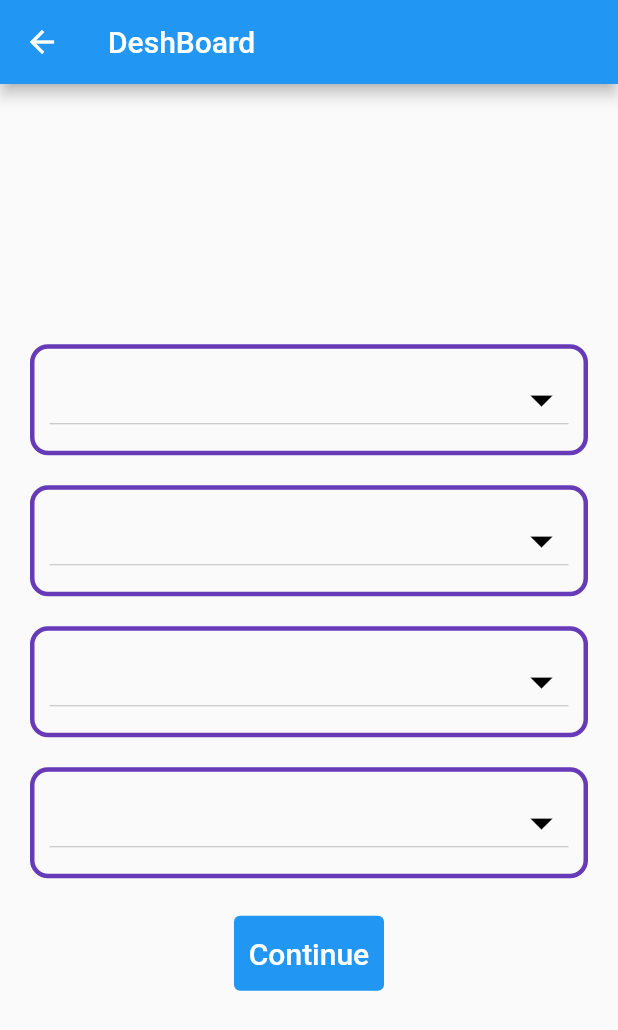
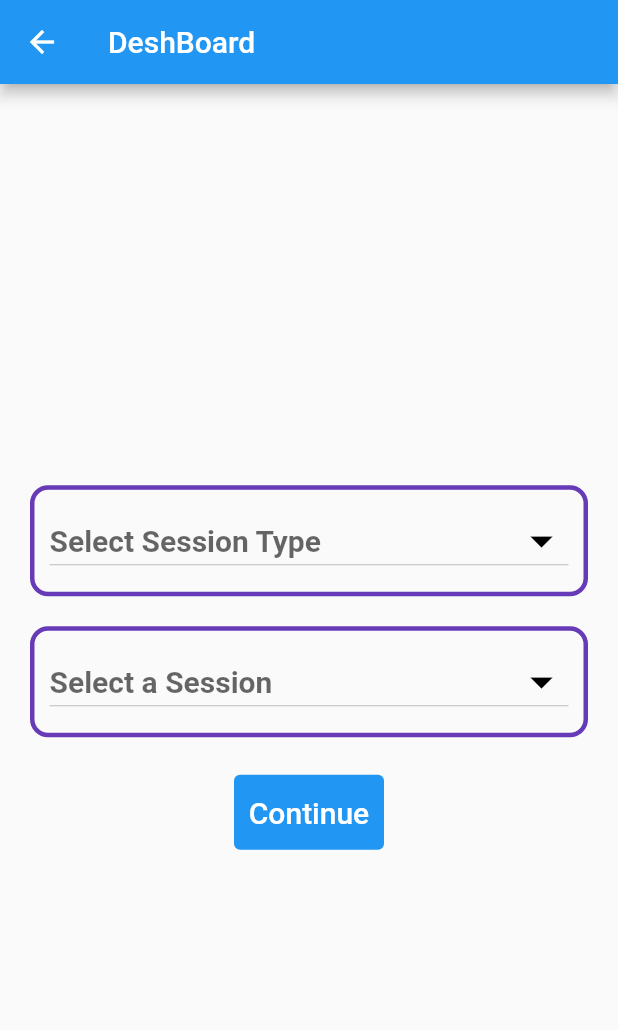
Before and after one commit to thohid44/Primier_attend_system, a Flutter app: the Deshboard screen opened directly, on a phone screen of 412 x 824 dp. Shown: the top 1030 px of the screen. Run offline on Flutter 3.47's test engine with Material 2 defaults, Android fonts, the phone set to English and light mode, and no system bars; missing offline and left inert: dart:html.

Commit message:
select session Dropdown menu

```diff
--- a/lib/deshboard/deshboard.dart
+++ b/lib/deshboard/deshboard.dart
@@ -1,3 +1,5 @@
+import 'dart:html';
+
 import 'package:flutter/cupertino.dart';
 import 'package:flutter/material.dart';
 
@@ -13,6 +15,7 @@ class Deshboard extends StatefulWidget {
 class _DeshboardState extends State<Deshboard> {
   final items = ['Item 1', 'Item 2', 'Item 3', 'Item 4', 'Item 5'];
   String? value;
+  String? value1;
 
   final TextEditingController _session_type = TextEditingController();
 
@@ -36,6 +39,11 @@ class _DeshboardState extends State<Deshboard> {
                 ),
                 child: DropdownButton<String>(
                   value: value,
+                  hint: const Text("Select Session Type"),
+                  style: const TextStyle(
+                      fontSize: 20,
+                      color: Colors.blue,
+                      fontWeight: FontWeight.bold),
                   iconSize: 36,
                   icon: const Icon(
                     Icons.arrow_drop_down,
@@ -56,7 +64,12 @@ class _DeshboardState extends State<Deshboard> {
                   borderRadius: BorderRadius.circular(12),
                 ),
                 child: DropdownButton<String>(
-                  value: value,
+                  value: value1,
+                  hint: const Text("Select a Session "),
+                  style: const TextStyle(
+                      fontSize: 20,
+                      color: Colors.blue,
+                      fontWeight: FontWeight.bold),
                   iconSize: 36,
                   icon: const Icon(
                     Icons.arrow_drop_down,
@@ -64,50 +77,8 @@ class _DeshboardState extends State<Deshboard> {
                   ),
                   isExpanded: true,
                   items: items.map(buildMenuItem).toList(),
-                  onChanged: (value) => setState(() {
-                    this.value = value;
-                  }),
-                ),
-              ),
-              Container(
-                margin: EdgeInsets.all(10),
-                padding: EdgeInsets.symmetric(horizontal: 10, vertical: 10),
-                decoration: BoxDecoration(
-                  border: Border.all(width: 3, color: Colors.deepPurple),
-                  borderRadius: BorderRadius.circular(12),
-                ),
-                child: DropdownButton<String>(
-                  value: value,
-                  iconSize: 36,
-                  icon: const Icon(
-                    Icons.arrow_drop_down,
-                    color: Colors.black,
-                  ),
-                  isExpanded: true,
-                  items: items.map(buildMenuItem).toList(),
-                  onChanged: (value) => setState(() {
-                    this.value = value;
-                  }),
-                ),
-              ),
-              Container(
-                margin: EdgeInsets.all(10),
-                padding: EdgeInsets.symmetric(horizontal: 10, vertical: 10),
-                decoration: BoxDecoration(
-                  border: Border.all(width: 3, color: Colors.deepPurple),
-                  borderRadius: BorderRadius.circular(12),
-                ),
-                child: DropdownButton<String>(
-                  value: value,
-                  iconSize: 36,
-                  icon: const Icon(
-                    Icons.arrow_drop_down,
-                    color: Colors.black,
-                  ),
-                  isExpanded: true,
-                  items: items.map(buildMenuItem).toList(),
-                  onChanged: (value) => setState(() {
-                    this.value = value;
+                  onChanged: (value1) => setState(() {
+                    this.value1 = value1;
                   }),
                 ),
               ),
@@ -146,4 +117,10 @@ class _DeshboardState extends State<Deshboard> {
         child: Text(item,
             style: const TextStyle(fontWeight: FontWeight.bold, fontSize: 20)),
       );
+
+  DropdownMenuItem<String> buildMenuItem1(String item) => DropdownMenuItem(
+        value: item,
+        child: Text(item,
+            style: const TextStyle(fontWeight: FontWeight.bold, fontSize: 20)),
+      );
 }
```
